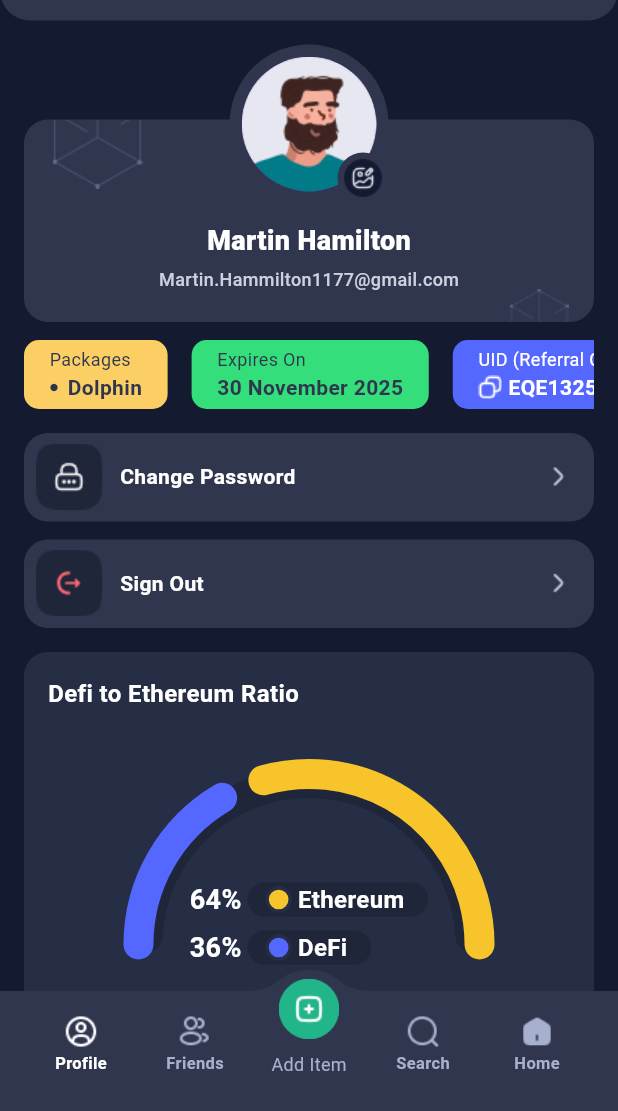
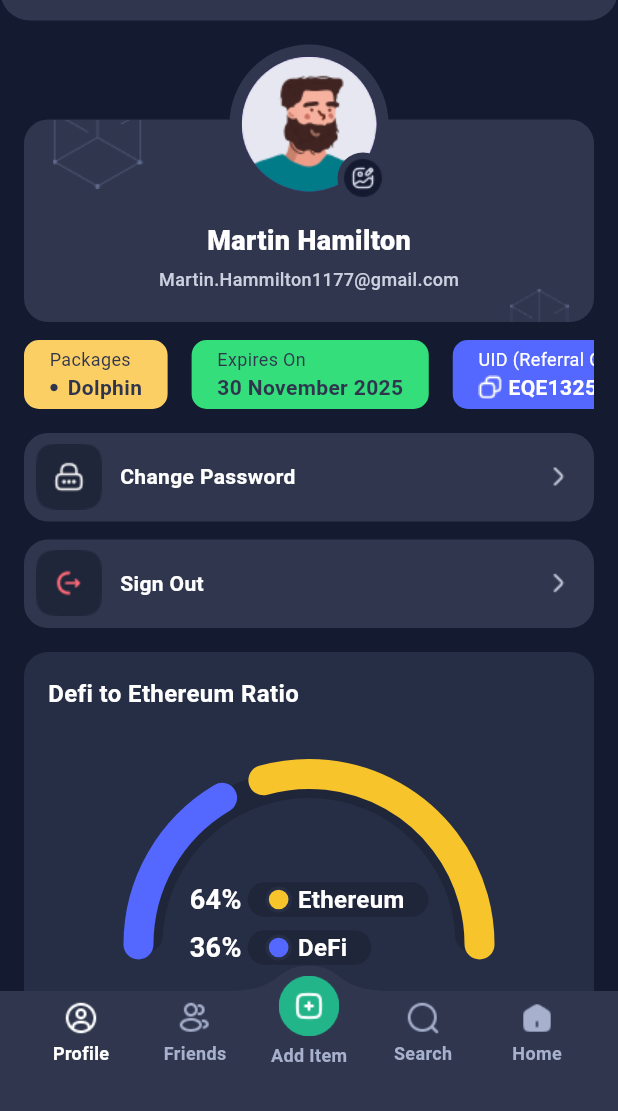
Before and after one commit to amirhosseinghanipour/donget, a Flutter app: the screen it shows after launch, on a phone screen of 412 x 824 dp, the part 125-1236 px from its top. Run offline on Flutter 3.47's test engine with Material 3 defaults, Android fonts, the phone set to English and light mode, and no system bars.

Commit message:
update padding and margin in the bottom navigation bar

```diff
--- a/lib/constants/app_dimensions.dart
+++ b/lib/constants/app_dimensions.dart
@@ -39,7 +39,7 @@ class AppDimensions {
 
   // navigation bar
   static const double navBarHeight = 80.0;
-  static const double fabOffset = 12.0;
+  static const double fabOffset = 10.0;
   static const double fabSize = 40.0;
 
   // profile card
@@ -59,5 +59,5 @@ class AppDimensions {
   static const double gaugeChartLegendBorderWidth = 2.18;
 
   // navigation
-  static const double addItemButtonTopSpacing = 28.0;
+  static const double addItemButtonTopSpacing = 22.0;
 }
--- a/lib/constants/app_text_styles.dart
+++ b/lib/constants/app_text_styles.dart
@@ -40,18 +40,18 @@ class AppTextStyles {
 
   static const TextStyle caption = TextStyle(
     fontSize: 12,
-    fontWeight: FontWeight.w400,
+    fontWeight: FontWeight.w700,
     color: AppColors.textMuted,
   );
 
   static const TextStyle navLabel = TextStyle(
-    fontSize: 11,
+    fontSize: 12,
     fontWeight: FontWeight.w700,
     color: AppColors.textMuted,
   );
 
   static const TextStyle navLabelActive = TextStyle(
-    fontSize: 11,
+    fontSize: 12,
     fontWeight: FontWeight.w700,
     color: AppColors.textPrimary,
   );
--- a/lib/widgets/custom_navigation_bar.dart
+++ b/lib/widgets/custom_navigation_bar.dart
@@ -37,7 +37,14 @@ class CustomNavigationBar extends StatelessWidget {
 
   Widget _buildNavItem(int index, String asset, String label) {
     final isActive = currentIndex == index;
-    return Container(
+    return Stack(
+      clipBehavior: Clip.none,
+      children: [
+        Positioned(
+          top: -5,
+          left: 0,
+          right: 0,
+          child: Container(
             decoration: BoxDecoration(
               color: Colors.transparent,
               borderRadius: BorderRadius.circular(AppDimensions.borderRadiusM),
@@ -54,21 +61,24 @@ class CustomNavigationBar extends StatelessWidget {
                     ? Colors.transparent
                     : AppColors.overlayLight.withValues(alpha: 0.1),
                 child: Container(
-            padding: const EdgeInsets.symmetric(
-              vertical: AppDimensions.spacingS,
-              horizontal: AppDimensions.spacingS,
+                  padding: const EdgeInsets.only(
+                    bottom: AppDimensions.spacingS,
+                    left: AppDimensions.spacingS,
+                    right: AppDimensions.spacingS,
                   ),
                   child: Column(
                     mainAxisSize: MainAxisSize.min,
-              mainAxisAlignment: MainAxisAlignment.center,
+                    mainAxisAlignment: MainAxisAlignment.start,
                     children: [
                       Image.asset(
                         asset,
                         width: AppDimensions.iconSizeM,
                         height: AppDimensions.iconSizeM,
-                  color: isActive ? AppColors.textPrimary : AppColors.textMuted,
+                        color: isActive
+                            ? AppColors.textPrimary
+                            : AppColors.textMuted,
                       ),
-                const SizedBox(height: AppDimensions.spacingXS),
+                      const SizedBox(height: AppDimensions.spacingS),
                       Text(
                         label,
                         style: isActive
@@ -80,6 +90,9 @@ class CustomNavigationBar extends StatelessWidget {
                 ),
               ),
             ),
+          ),
+        ),
+      ],
     );
   }
 
@@ -105,20 +118,20 @@ class CustomNotchedShape extends NotchedShape {
     }
 
     final fabRadius = guest.width / 4.0;
-    final notchWidth = fabRadius * 2;
-    final notchDepth = fabRadius;
+    final notchWidth = fabRadius * 2.4;
+    final notchDepth = fabRadius * 1.2;
     final center = guest.center;
 
     final path = Path()..moveTo(host.left, host.top);
 
     // left straight part before curve
-    path.lineTo(center.dx - notchWidth * 1.5, host.top);
+    path.lineTo(center.dx - notchWidth * 1.6, host.top);
 
     // left curve inward
     path.cubicTo(
-      center.dx - notchWidth * 0.6,
+      center.dx - notchWidth * 0.5,
       host.top,
-      center.dx - notchWidth * 0.8,
+      center.dx - notchWidth * 0.7,
       host.top - notchDepth,
       center.dx,
       host.top - notchDepth,
@@ -126,11 +139,11 @@ class CustomNotchedShape extends NotchedShape {
 
     // right curve
     path.cubicTo(
-      center.dx + notchWidth * 0.8,
+      center.dx + notchWidth * 0.7,
       host.top - notchDepth,
-      center.dx + notchWidth * 0.6,
+      center.dx + notchWidth * 0.5,
       host.top,
-      center.dx + notchWidth * 1.5,
+      center.dx + notchWidth * 1.6,
       host.top,
     );
 
```
Lines whose indentation alone changed are shown as unchanged.
